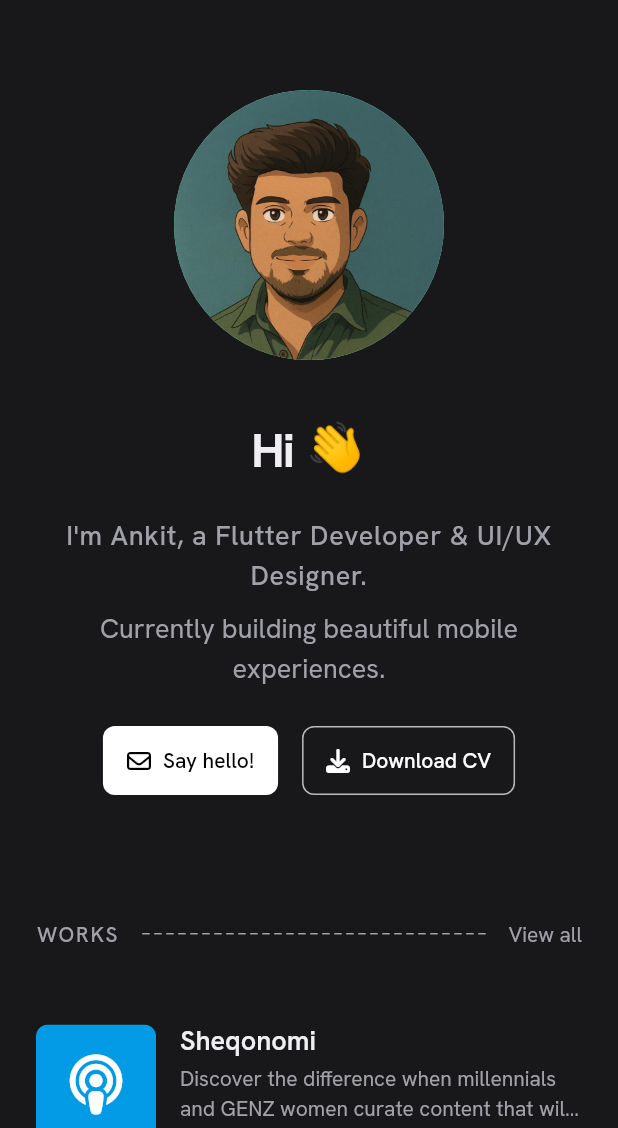
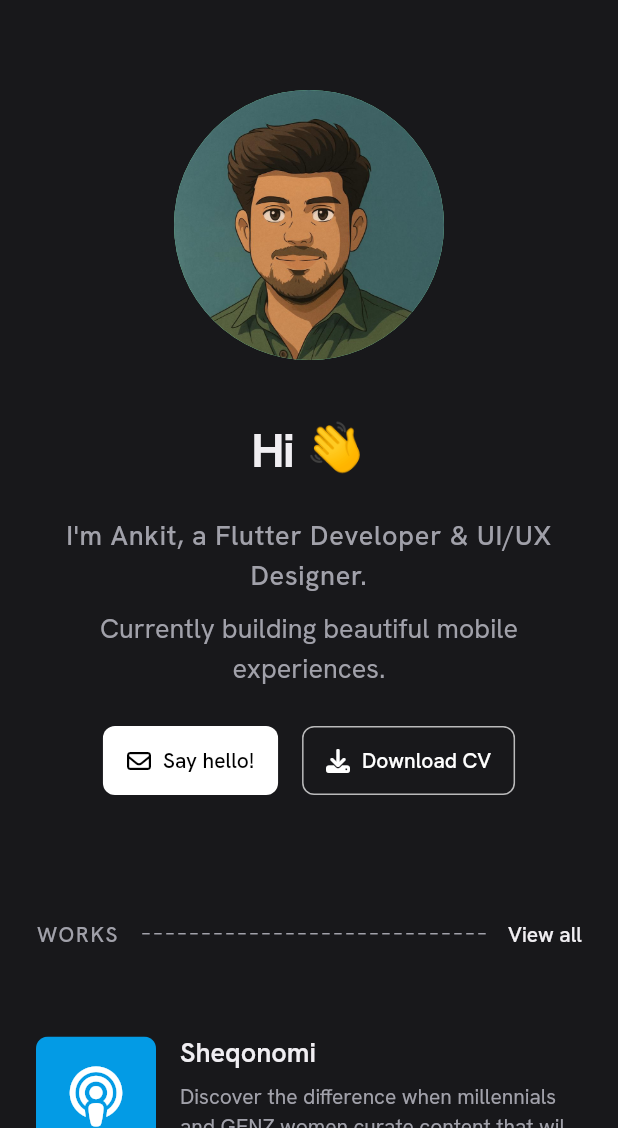
Before and after one commit to Ankit180898/portfolio_website, a Flutter app: the screen it shows after launch, on a phone screen of 412 x 824 dp, the part 108-1236 px from its top. Run offline on Flutter 3.47's test engine with Material 3 defaults, Android fonts, the phone set to English and light mode, and no system bars; our stand-ins replace cached_network_image, flutter_svg, font_awesome_flutter, get, get_storage; missing offline and left inert: dart:html.

Commit message:
Refactor project display logic in HomeScreen; implement responsive layout for mobile and desktop; enhance project card rendering

```diff
--- a/lib/screens/home_screen.dart
+++ b/lib/screens/home_screen.dart
@@ -58,7 +58,7 @@ class HomeScreen extends StatelessWidget {
                             AppRoutes.works,
                           ),
                           const SizedBox(height: 40),
-                          _buildProjectsGrid(context, projectsController),
+                          _buildProjects(context, projectsController),
                           const SizedBox(height: 80),
                           _buildSectionHeader(
                             context,
@@ -243,13 +243,39 @@ class HomeScreen extends StatelessWidget {
             style: TextStyle(
               fontFamily: AppTheme.fontFamily,
               fontSize: 14,
-              fontWeight: AppTheme.regular,
-              color: themeController.textMutedColor,
+              fontWeight: AppTheme.medium,
+              color: themeController.textPrimaryColor,
             ),
           ),
         ),
       ],
     );
+  }
+
+  Widget _buildProjects(BuildContext context, ProjectsController controller) {
+    final width = MediaQuery.of(context).size.width;
+    final isMobile = width < AppBreakpoints.md;
+
+    // Use list view for mobile and grid for desktop
+    if (isMobile) {
+      return _buildProjectsList(controller);
+    } else {
+      return _buildProjectsGrid(context, controller);
+    }
+  }
+
+  Widget _buildProjectsList(ProjectsController controller) {
+    return Obx(() {
+      final featuredProjects = controller.featuredProjects.take(3).toList();
+      return ListView.builder(
+        shrinkWrap: true,
+        physics: const NeverScrollableScrollPhysics(),
+        itemCount: featuredProjects.length,
+        itemBuilder: (context, index) {
+          return ProjectCard(project: featuredProjects[index]);
+        },
+      );
+    });
   }
 
   Widget _buildProjectsGrid(
@@ -262,23 +288,13 @@ class HomeScreen extends StatelessWidget {
 
     return Obx(() {
       final featuredProjects = controller.featuredProjects.take(3).toList();
-
       if (featuredProjects.isEmpty) {
         return const Center(child: Text("No projects available"));
       }
 
-      if (isMobile) {
-        return Column(
-          children:
-              featuredProjects
-                  .map((project) => ProjectCard(project: project))
-                  .toList(),
-        );
-      }
-
       return LayoutBuilder(
         builder: (context, constraints) {
-          final columnCount = isTablet ? 2 : 3;
+          final columnCount = isTablet ? 3 : 3;
           final spacing = isTablet ? 24.0 : 48.0;
           final itemWidth =
               (constraints.maxWidth - (spacing * (columnCount - 1))) /
@@ -286,13 +302,12 @@ class HomeScreen extends StatelessWidget {
 
           return Wrap(
             spacing: spacing,
-            runSpacing: 32,
+            runSpacing: spacing,
             children:
                 featuredProjects
                     .map(
                       (project) => SizedBox(
                         width: itemWidth,
-                        height: 280,
                         child: ProjectCard(project: project),
                       ),
                     )
--- a/lib/widgets/project_card.dart
+++ b/lib/widgets/project_card.dart
@@ -4,7 +4,6 @@ import 'package:get/get.dart';
 import '../models/project.dart';
 import '../controllers/projects_controller.dart';
 import '../controllers/theme_controller.dart';
-import 'package:url_launcher/url_launcher.dart';
 import '../config/theme.dart';
 import '../config/constants.dart';
 import 'dart:math' as math;
@@ -37,18 +36,20 @@ class ProjectCard extends StatelessWidget {
       cursor: SystemMouseCursors.click,
       child: GestureDetector(
         onTap: () => projectsController.openProject(project),
-        child: SizedBox(
-          height: MediaQuery.of(context).size.height * 0.40,
+        child: Container(
+          decoration: BoxDecoration(
+            color: Colors.transparent,
+            borderRadius: BorderRadius.circular(AppLayout.borderRadiusMD),
+          ),
           child: Column(
             crossAxisAlignment: CrossAxisAlignment.start,
             children: [
-              // Project Image/Icon Container - Fixed height
-              Expanded(
-                flex: 5, // Allocate 5/10 of the space to the image
+              // Project Image/Icon Container
+              AspectRatio(
+                aspectRatio: 1, // Square aspect ratio
                 child: ClipRRect(
                   borderRadius: BorderRadius.circular(AppLayout.borderRadiusMD),
                   child: Container(
-                    width: double.infinity,
                     decoration:
                         project.title == "Notion Icons 3D"
                             ? const BoxDecoration(
@@ -68,14 +69,14 @@ class ProjectCard extends StatelessWidget {
                 ),
               ),
 
-              const SizedBox(height: 8),
+              const SizedBox(height: 16),
 
-              // Project Title - Fixed height
+              // Project Title
               Text(
                 project.title,
                 style: TextStyle(
                   fontFamily: AppTheme.fontFamily,
-                  fontSize: AppTypography.font18,
+                  fontSize: AppTypography.font20,
                   fontWeight: AppTheme.semiBold,
                   color: themeController.textPrimaryColor,
                   height: 1.2,
@@ -86,26 +87,42 @@ class ProjectCard extends StatelessWidget {
 
               const SizedBox(height: 4),
 
-              // Project Description - Fixed height for 3 lines
-              Expanded(
-                flex: 3, // Allocate 3/10 of the space to the description
-                child: Text(
+              // Project Timeline (if available)
+              // if (project.timeline != null && project.timeline!.isNotEmpty)
+              //   Container(
+              //     margin: const EdgeInsets.only(bottom: 8),
+              //     padding: const EdgeInsets.symmetric(
+              //       horizontal: 12,
+              //       vertical: 3,
+              //     ),
+              //     decoration: BoxDecoration(
+              //       color: themeController.isDarkMode
+              //           ? const Color(0xFF333333)
+              //           : const Color(0xFFEEEEEE),
+              //       borderRadius: BorderRadius.circular(4),
+              //     ),
+              //     child: Text(
+              //       project.timeline ?? "",
+              //       style: TextStyle(
+              //         fontFamily: AppTheme.fontFamily,
+              //         fontSize: AppTypography.font14,
+              //         fontWeight: AppTheme.regular,
+              //         color: themeController.textSecondaryColor,
+              //       ),
+              //     ),
+              //   ),
+
+              // Project Description
+              Text(
                 project.description,
                 style: TextStyle(
                   fontFamily: AppTheme.fontFamily,
-                    fontSize: AppTypography.font14,
+                  fontSize: AppTypography.font16,
                   height: 1.4,
                   color: themeController.textSecondaryColor,
                 ),
-                  maxLines: 3,
+                maxLines: 2,
                 overflow: TextOverflow.ellipsis,
-                ),
-              ),
-
-              // Technology chips
-              Expanded(
-                flex: 2, // Allocate 2/10 of the space to the chips
-                child: _buildTechChips(project.technologies, themeController),
               ),
             ],
           ),
@@ -126,35 +143,18 @@ class ProjectCard extends StatelessWidget {
       child: GestureDetector(
         onTap: () => projectsController.openProject(project),
         child: Padding(
-          padding: const EdgeInsets.symmetric(vertical: 8.0),
+          padding: const EdgeInsets.symmetric(vertical: 16.0),
           child: Row(
             crossAxisAlignment: CrossAxisAlignment.start,
             children: [
-              // Project image/icon
+              // Project icon/image
               ClipRRect(
                 borderRadius: BorderRadius.circular(AppLayout.borderRadiusMD),
-                child: SizedBox(
+                child: Container(
                   width: 80,
                   height: 80,
-                  child: Container(
-                    decoration:
-                        project.title == "Notion Icons 3D"
-                            ? const BoxDecoration(
-                              gradient: LinearGradient(
-                                begin: Alignment.topLeft,
-                                end: Alignment.bottomRight,
-                                colors: [
-                                  Color(0xFFFFA07A), // Light salmon
-                                  Color(0xFFFF00A0), // Hot pink
-                                  Color(0xFF9370DB), // Medium purple
-                                ],
-                              ),
-                            )
-                            : BoxDecoration(color: cardColor),
-                    child: Center(
-                      child: getProjectIcon(project.title, size: 40),
-                    ),
-                  ),
+                  decoration: BoxDecoration(color: cardColor),
+                  child: Center(child: getProjectIcon(project.title, size: 40)),
                 ),
               ),
               const SizedBox(width: 16),
@@ -179,6 +179,32 @@ class ProjectCard extends StatelessWidget {
                     ),
                     const SizedBox(height: 4),
 
+                    // Project Timeline (if available)
+                    // if (project.timeline != null && project.timeline!.isNotEmpty)
+                    //   Container(
+                    //     margin: const EdgeInsets.only(bottom: 4),
+                    //     padding: const EdgeInsets.symmetric(
+                    //       horizontal: 8,
+                    //       vertical: 2,
+                    //     ),
+                    //     decoration: BoxDecoration(
+                    //       color: themeController.isDarkMode
+                    //           ? const Color(0xFF333333)
+                    //           : const Color(0xFFEEEEEE),
+                    //       borderRadius: BorderRadius.circular(4),
+                    //     ),
+                    //     child: Text(
+                    //       project.timeline ?? "",
+                    //       style: TextStyle(
+                    //         fontFamily: AppTheme.fontFamily,
+                    //         fontSize: AppTypography.font12,
+                    //         fontWeight: AppTheme.regular,
+                    //         color: themeController.textSecondaryColor,
+                    //       ),
+                    //     ),
+                    //   ),
+                    const SizedBox(height: 4),
+
                     // Project description
                     Text(
                       project.description,
@@ -191,15 +217,6 @@ class ProjectCard extends StatelessWidget {
                       maxLines: 2,
                       overflow: TextOverflow.ellipsis,
                     ),
-
-                    const SizedBox(height: 8),
-
-                    // Technology chips
-                    _buildTechChips(
-                      project.technologies,
-                      themeController,
-                      scrollable: true,
-                    ),
                   ],
                 ),
               ),
@@ -210,66 +227,31 @@ class ProjectCard extends StatelessWidget {
     );
   }
 
-  Widget _buildTechChips(
-    List<String> technologies,
-    ThemeController themeController, {
-    bool scrollable = false,
-  }) {
-    if (technologies.isEmpty) {
-      return const SizedBox.shrink();
-    }
-
-    final chipsList =
-        technologies.map((tech) {
-          return Padding(
-            padding: const EdgeInsets.only(right: 6.0, bottom: 6.0),
-            child: Container(
-              padding: const EdgeInsets.symmetric(
-                horizontal: 8.0,
-                vertical: 4.0,
-              ),
-              decoration: BoxDecoration(
-                color:
-                    themeController.isDarkMode
-                        ? Colors.grey[800]
-                        : Colors.grey[200],
-                borderRadius: BorderRadius.circular(4.0),
-              ),
-              child: Text(
-                tech,
-                style: TextStyle(
-                  fontFamily: AppTheme.fontFamily,
-                  fontSize: AppTypography.font12,
-                  color: themeController.textSecondaryColor,
-                ),
-              ),
-            ),
-          );
-        }).toList();
-
-    if (scrollable) {
-      return SingleChildScrollView(
-        scrollDirection: Axis.horizontal,
-        child: Row(children: chipsList),
-      );
-    } else {
-      return Wrap(children: chipsList);
-    }
-  }
-
   static Widget getProjectIcon(String title, {double? size}) {
     final double iconSize = size ?? 64.0;
 
     switch (title) {
+      case "Sheqonomi":
+        return FaIcon(
+          FontAwesomeIcons.podcast,
+          size: iconSize,
+          color: Colors.white,
+        );
+      case "Home|Home 4IM":
+        return SvgPicture.asset(
+          "assets/images/icons/home4im.svg",
+          width: iconSize,
+          height: iconSize,
+        );
+      case "MonkeyType Clone":
+        return FaIcon(
+          FontAwesomeIcons.keyboard,
+          size: iconSize,
+          color: Colors.white,
+        );
       case "Spendify":
         return FaIcon(
           FontAwesomeIcons.wallet,
-          size: iconSize,
-          color: Colors.white,
-        );
-      case "Sheqonomi":
-        return FaIcon(
-          FontAwesomeIcons.podcast,
           size: iconSize,
           color: Colors.white,
         );
@@ -285,25 +267,12 @@ class ProjectCard extends StatelessWidget {
           size: iconSize,
           color: Colors.white,
         );
-      case "Home|Home 4IM":
-        return SvgPicture.asset(
-          "assets/images/icons/home4im.svg",
-          width: iconSize,
-          height: iconSize,
-        );
       case "BlogD":
         return FaIcon(
           FontAwesomeIcons.blog,
           size: iconSize,
           color: Colors.white,
         );
-      case "MonkeyType Clone":
-        return FaIcon(
-          FontAwesomeIcons.keyboard,
-          size: iconSize,
-          color: Colors.white,
-        );
-
       case "Stock Search":
         return Image.asset(
           "assets/images/icons/stock.png",
@@ -340,6 +309,12 @@ class ProjectCard extends StatelessWidget {
           size: iconSize,
           color: Colors.white,
         );
+      case "Notion Icons 3D":
+        return FaIcon(
+          FontAwesomeIcons.box,
+          size: iconSize,
+          color: Colors.white,
+        );
       default:
         return FaIcon(
           FontAwesomeIcons.box,
@@ -361,9 +336,13 @@ class ProjectCard extends StatelessWidget {
       case "Home|Home 4IM":
         return const Color(0xFFB3E141); // Bright green
       case "BlingBill":
-        return const Color(0xFF121212); // Dark grey/black
+        return const Color.fromARGB(255, 255, 213, 140); // Dark grey/black
       case "Sheqonomi":
         return const Color(0xFF039BE5); // Light blue
+      case "MonkeyType Clone":
+        return const Color(0xFF8D7B68); // Brown
+      case "Notion Icons 3D":
+        return const Color(0xFF9370DB); // Medium purple for gradient background
       default:
         // For other projects, generate a random color
         final random = math.Random(title.hashCode);
@@ -375,11 +354,4 @@ class ProjectCard extends StatelessWidget {
         );
     }
   }
-
-  Future<void> _launchURL(String url) async {
-    final Uri uri = Uri.parse(url);
-    if (!await launchUrl(uri, mode: LaunchMode.externalApplication)) {
-      throw Exception('Could not launch $url');
 }
-  }
-}
```
Lines whose indentation alone changed are shown as unchanged.
